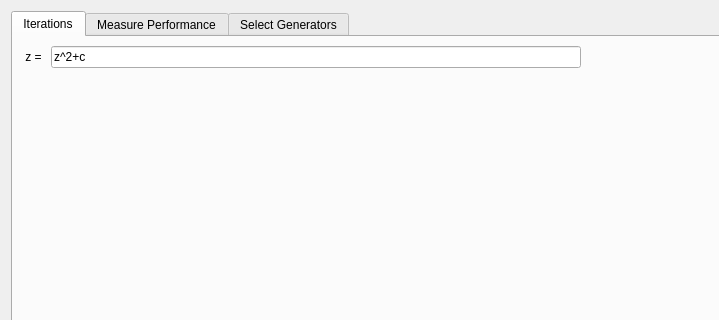
Before: the Qt Designer form choosegenerators.ui in QlowB/Almond, drawn with Qt 5; both pictures show x 0 to 719 and y 0 to 320 of the 1167 by 663 pixel window.
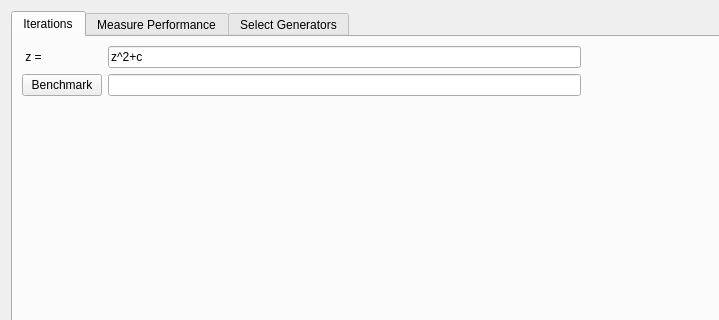
After: the same form once the commit is applied.

Patch:
```diff
--- a/choosegenerators.ui
+++ b/choosegenerators.ui
@@ -46,6 +46,16 @@
                  </property>
                 </widget>
                </item>
+               <item row="1" column="0">
+                <widget class="QPushButton" name="benchmark">
+                 <property name="text">
+                  <string>Benchmark</string>
+                 </property>
+                </widget>
+               </item>
+               <item row="1" column="1">
+                <widget class="QLineEdit" name="compBenchResult"/>
+               </item>
               </layout>
              </item>
              <item>
```
